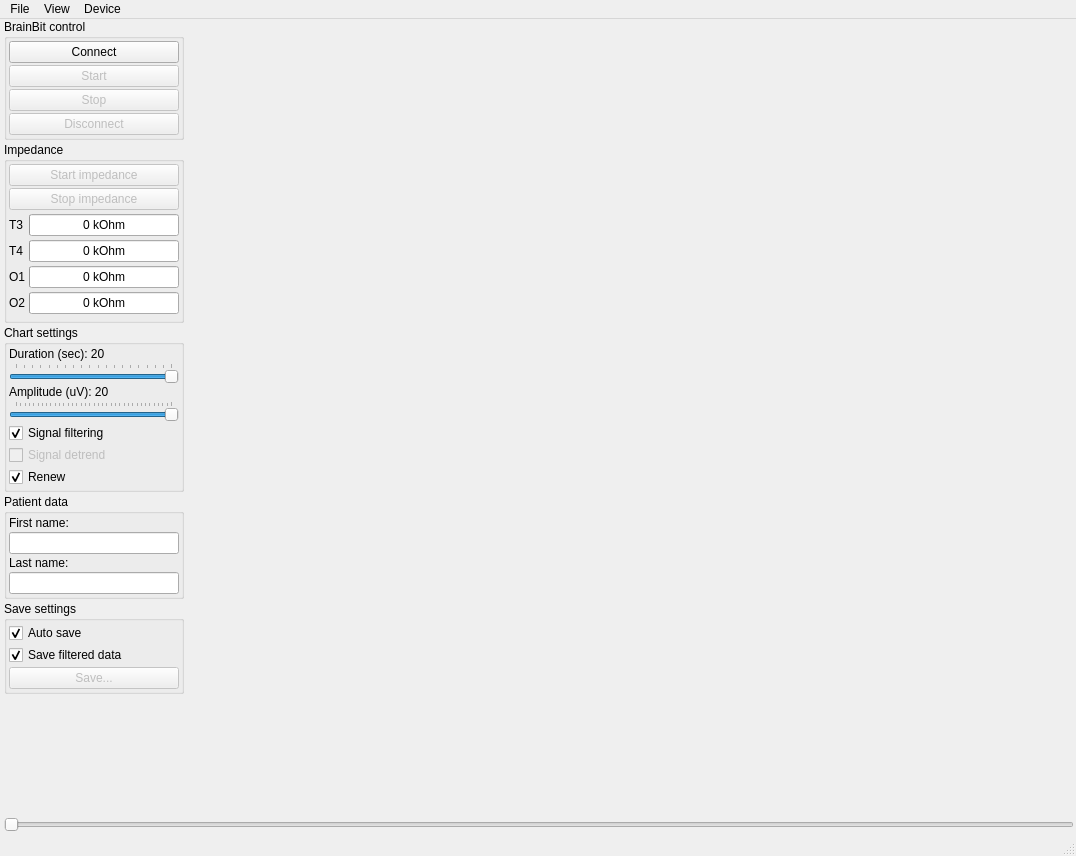
Above: UI/mainwindow.ui from ZarkSPb/BB_Python before the change. Below: the same form after it.
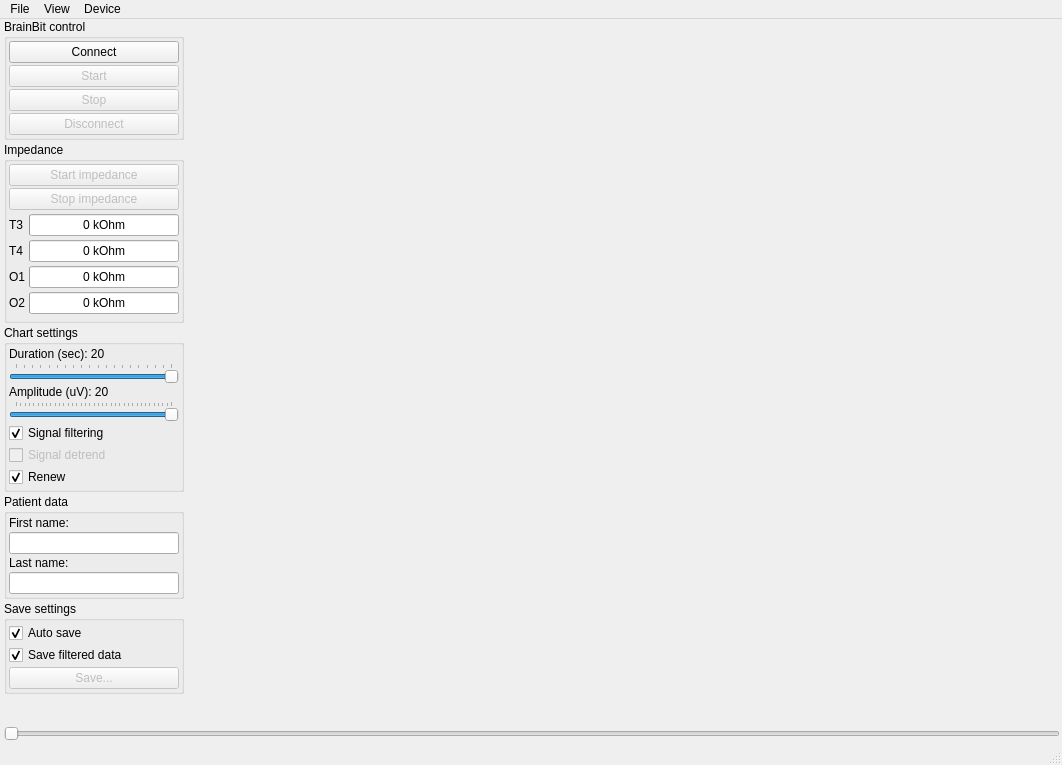
That is the form after the change.

```diff
--- a/UI/mainwindow.ui
+++ b/UI/mainwindow.ui
@@ -6,8 +6,8 @@
    <rect>
     <x>0</x>
     <y>0</y>
-    <width>1076</width>
-    <height>856</height>
+    <width>1062</width>
+    <height>765</height>
    </rect>
   </property>
   <property name="windowTitle">
@@ -687,7 +687,7 @@
     <rect>
      <x>0</x>
      <y>0</y>
-     <width>1076</width>
+     <width>1062</width>
      <height>22</height>
     </rect>
    </property>
```
